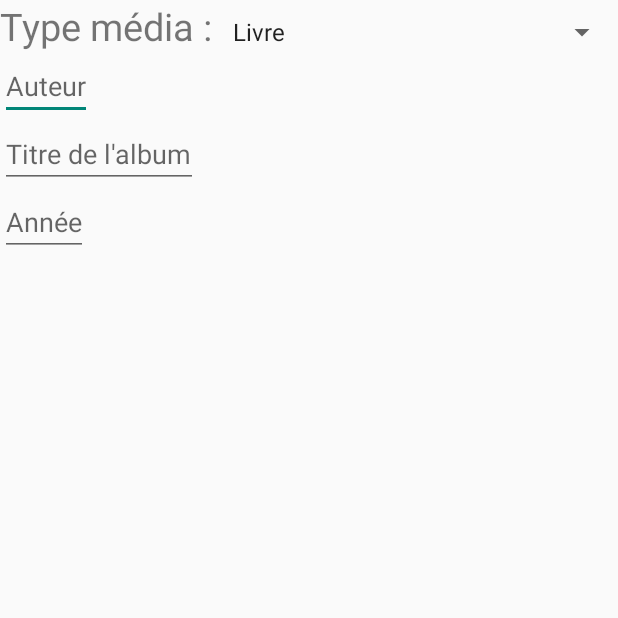
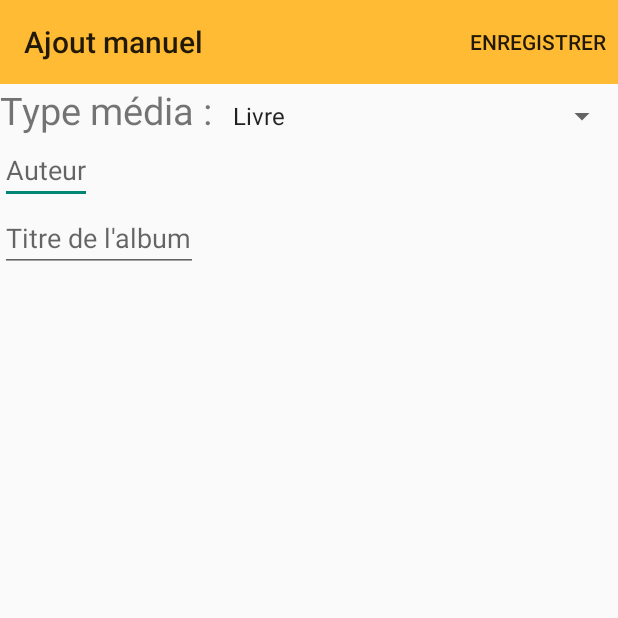
Before and after one commit to guillaumefavre/Library, an Android app: the AjoutActivity screen opened directly, with no data from a screen before it, on a phone screen of 412 x 824 dp, the top half of it. Run offline under Robolectric (Android 15) with nearby library versions, the phone set to English and light mode, and no system bars.

Commit message:
- Ajout manuel : récupération de la saisie

```diff
--- a/app/src/main/res/layout/activity_ajout.xml
+++ b/app/src/main/res/layout/activity_ajout.xml
@@ -8,6 +8,8 @@
     android:paddingRight="@dimen/activity_horizontal_margin"
     android:paddingTop="@dimen/activity_vertical_margin"
     tools:context="com.example.guillaume.library.AjoutActivity">
+
+    <include layout="@layout/toolbar" />
 
     <LinearLayout
         android:id="@+id/layoutLigneSelectionType"
@@ -36,16 +38,19 @@
         android:orientation="vertical">
 
         <EditText
+            android:id="@+id/layoutCd_artiste"
             android:layout_width="wrap_content"
             android:layout_height="wrap_content"
             android:hint="Artiste" />
 
         <EditText
+            android:id="@+id/layoutCd_titre"
             android:layout_width="wrap_content"
             android:layout_height="wrap_content"
             android:hint="Titre de l'album" />
 
         <EditText
+            android:id="@+id/layoutCd_annee"
             android:layout_width="wrap_content"
             android:layout_height="wrap_content"
             android:hint="Année" />
@@ -58,19 +63,16 @@
         android:orientation="vertical">
 
         <EditText
+            android:id="@+id/layoutLivre_auteur"
             android:layout_width="wrap_content"
             android:layout_height="wrap_content"
             android:hint="Auteur" />
 
         <EditText
+            android:id="@+id/layoutLivre_titre"
             android:layout_width="wrap_content"
             android:layout_height="wrap_content"
             android:hint="Titre de l'album" />
-
-        <EditText
-            android:layout_width="wrap_content"
-            android:layout_height="wrap_content"
-            android:hint="Année" />
     </LinearLayout>
 
     <LinearLayout
@@ -80,16 +82,19 @@
         android:orientation="vertical">
 
         <EditText
+            android:id="@+id/layoutDvd_titre"
             android:layout_width="wrap_content"
             android:layout_height="wrap_content"
             android:hint="Titre" />
 
         <EditText
+            android:id="@+id/layoutDvd_realisateur"
             android:layout_width="wrap_content"
             android:layout_height="wrap_content"
             android:hint="Réalisateur" />
 
         <EditText
+            android:id="@+id/layoutDvd_annee"
             android:layout_width="wrap_content"
             android:layout_height="wrap_content"
             android:hint="Année" />
--- a/app/src/main/res/menu/menu_ajout.xml
+++ b/app/src/main/res/menu/menu_ajout.xml
@@ -2,6 +2,10 @@
     xmlns:app="http://schemas.android.com/apk/res-auto"
     xmlns:tools="http://schemas.android.com/tools"
     tools:context="com.example.guillaume.library.AjoutActivity">
-    <item android:id="@+id/action_settings" android:title="@string/action_settings"
-        android:orderInCategory="100" app:showAsAction="never" />
+
+    <item
+        android:id="@+id/action_enregistrer"
+        android:orderInCategory="100"
+        android:title="Enregistrer"
+        app:showAsAction="ifRoom" />
 </menu>
```
Also changed, not shown: app/src/main/java/com/example/guillaume/library/AjoutActivity.java (+66 -1 lines), app/src/main/res/values/strings.xml (+5 -2 lines).
